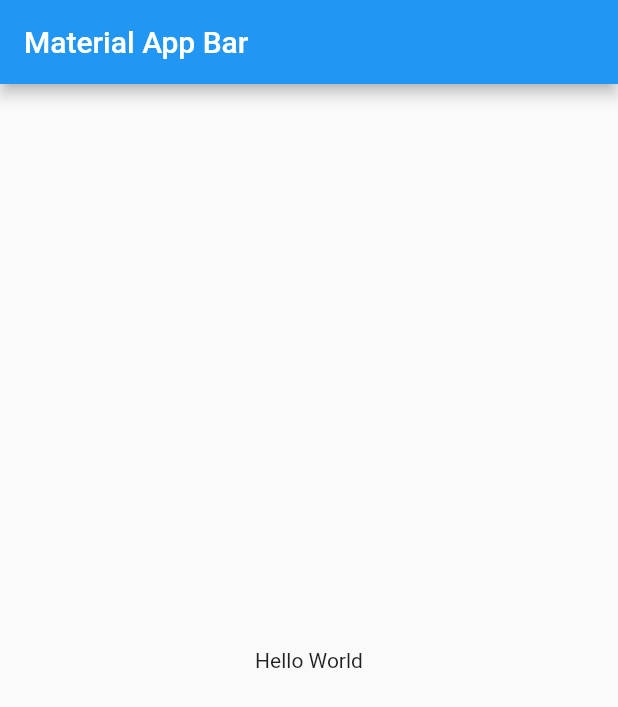
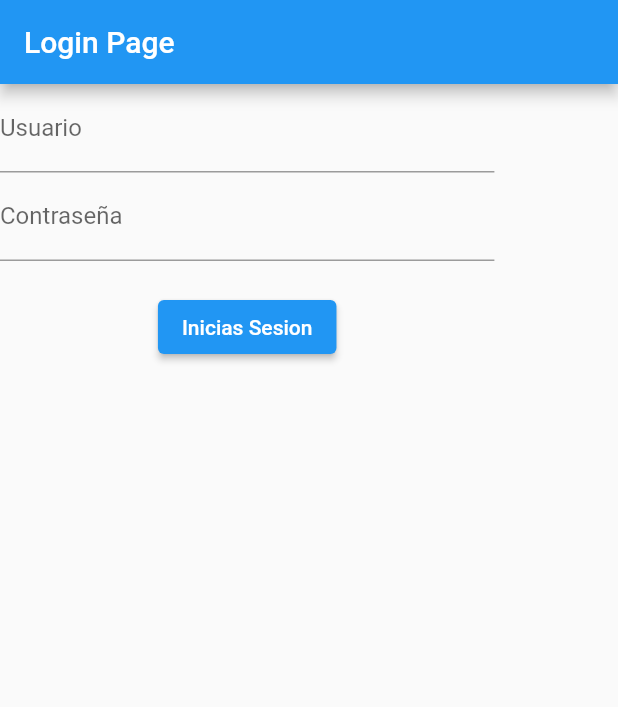
Before and after one commit to alpi2111/examen_webmaps, a Flutter app: the screen it shows after launch, on a phone screen of 412 x 824 dp. Shown: the top 707 px of the screen. Run offline on Flutter 3.47's test engine with Material 2 defaults, Android fonts, the phone set to English and light mode, and no system bars.

Commit message:
Se creo la vista del login basico y los patrones de programacion

```diff
--- a/lib/main.dart
+++ b/lib/main.dart
@@ -1,4 +1,5 @@
 import 'package:flutter/material.dart';
+import 'package:examen_webmaps/src/pages/login_page.dart';
 
 void main() => runApp(MyApp());
 
@@ -7,16 +8,7 @@ class MyApp extends StatelessWidget {
   Widget build(BuildContext context) {
     return MaterialApp(
       title: 'Material App',
-      home: Scaffold(
-        appBar: AppBar(
-          title: Text('Material App Bar'),
-        ),
-        body: Center(
-          child: Container(
-            child: Text('Hello World'),
-          ),
-        ),
-      ),
+      home: LoginPage(),
     );
   }
 }
--- a/lib/src/pages/login_page.dart
+++ b/lib/src/pages/login_page.dart
@@ -0,0 +1,91 @@
+import 'package:flutter/material.dart';
+
+class LoginPage extends StatefulWidget {
+  @override
+  _LoginPageState createState() => _LoginPageState();
+}
+
+class _LoginPageState extends State<LoginPage> {
+  final _keyFormLogin = GlobalKey<FormState>();
+  late String _usuario, _pass;
+  @override
+  Widget build(BuildContext context) {
+    return Scaffold(
+      appBar: AppBar(
+        title: Text('Login Page'),
+      ),
+      body: FractionallySizedBox(
+        widthFactor: 0.8,
+        child: SingleChildScrollView(
+          child: Form(
+            key: _keyFormLogin,
+            child: Column(
+              children: [
+                TextFormField(
+                  onSaved: (value) {
+                    if (value != null) {
+                      _usuario = value.trim();
+                    }
+                  },
+                  validator: (value) {
+                    if (value != null) {
+                      if (value.isNotEmpty || value != '') {
+                        if (RegExp(r"^[a-zA-Z0-9.a-zA-Z0-9.!#$%&'*+-/=?^_`{|}~]+@[a-zA-Z0-9]+\.[a-zA-Z]+").hasMatch(value)) {
+                          return null;
+                        } else {
+                          return "Algo no anda bien, debes introducir un correo válido.";
+                        }
+                      } else {
+                        return "Campo obligatorio";
+                      }
+                    } else {
+                      return "Campo obligatorio";
+                    }
+                  },
+                  autovalidateMode: AutovalidateMode.onUserInteraction,
+                  decoration: InputDecoration(
+                    labelText: 'Usuario',
+                    hintText: 'usuario@empresa.com',
+                  ),
+                ),
+                TextFormField(
+                  onSaved: (value) {
+                    if (value != null) {
+                      _pass = value.trim();
+                    }
+                  },
+                  validator: (value) {
+                    if (value != null) {
+                      if (value.isNotEmpty || value != '') {
+                        if (RegExp(r"^[\w]{8,}").hasMatch(value)) {
+                          return null;
+                        } else {
+                          return "La contraseña debe ser minimo de 8 caracteres alfanuméricos";
+                        }
+                      } else {
+                        return "Campo obligatorio";
+                      }
+                    } else {
+                      return "Campo obligatorio";
+                    }
+                  },
+                  autovalidateMode: AutovalidateMode.onUserInteraction,
+                  obscureText: true,
+                  decoration: InputDecoration(
+                    labelText: 'Contraseña',
+                    hintText: 'password123',
+                  ),
+                ),
+                SizedBox(height: 20.0),
+                ElevatedButton(
+                  child: Text('Inicias Sesion'),
+                  onPressed: () async {},
+                ),
+              ],
+            ),
+          ),
+        ),
+      ),
+    );
+  }
+}
```
Also changed, not shown: pubspec.yaml (+1 -9 lines), pubspec.lock, 3 other files.
